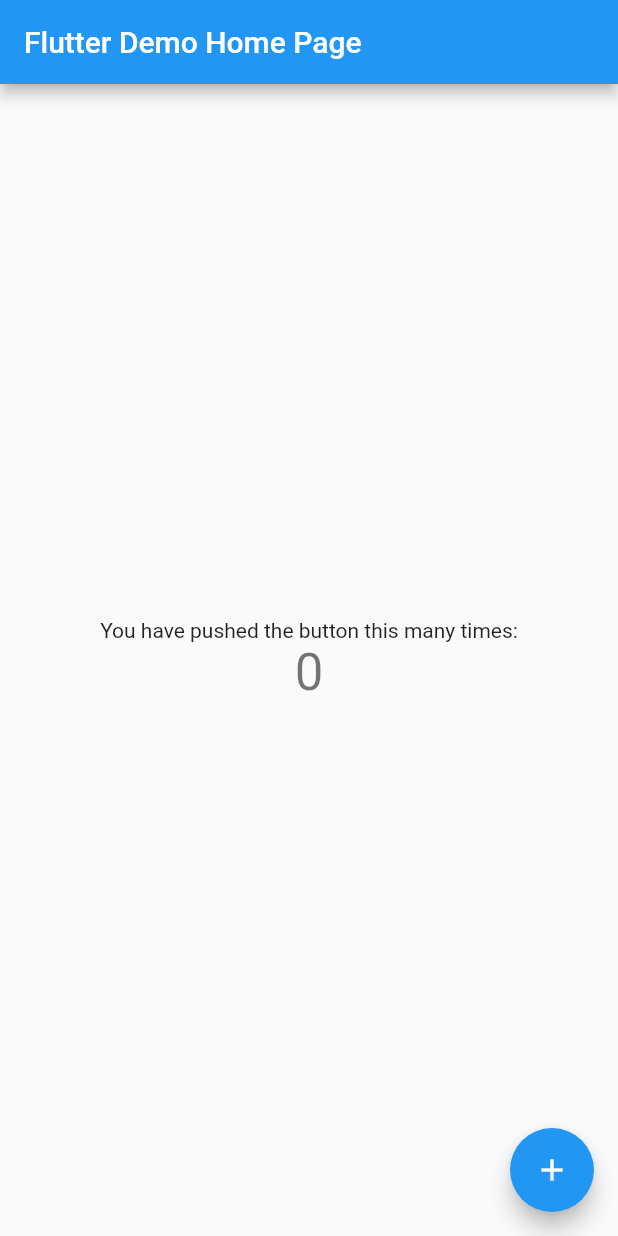
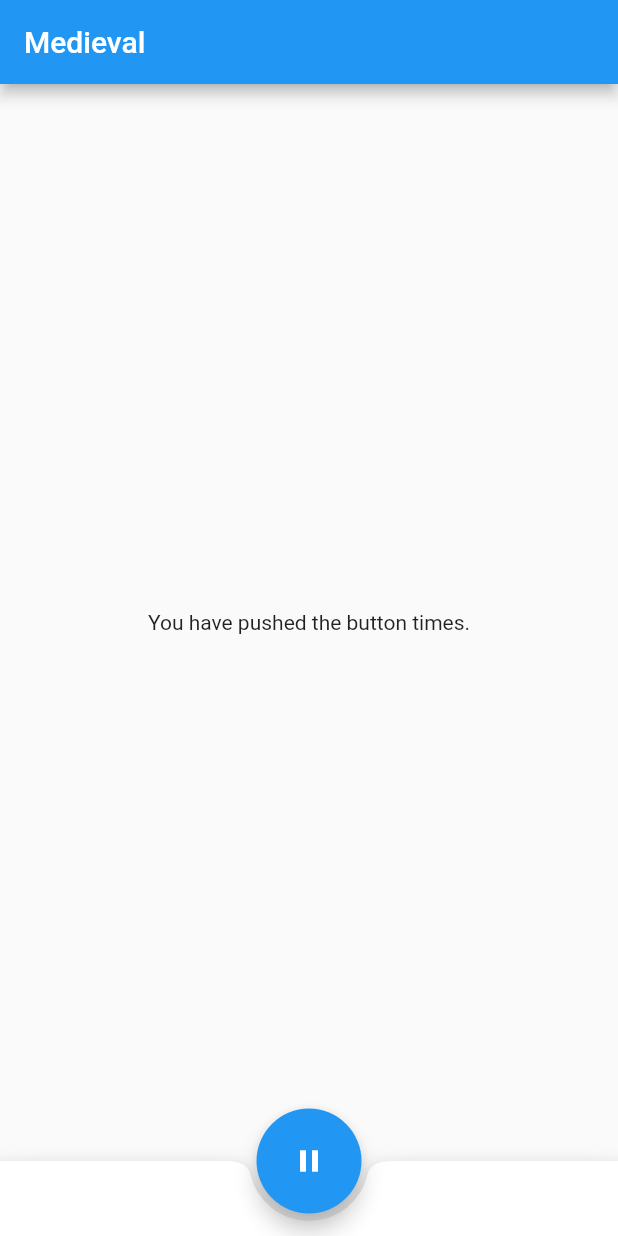
Before and after one commit to nicolaschartiot/medieval, a Flutter app: the screen it shows after launch, on a phone screen of 412 x 824 dp. Run offline on Flutter 3.47's test engine with Material 2 defaults, Android fonts, the phone set to English and light mode, and no system bars.

Commit message:
adds basic scaffold with FAB that changes icon

```diff
--- a/lib/main.dart
+++ b/lib/main.dart
@@ -3,109 +3,61 @@ import 'package:flutter/material.dart';
 void main() => runApp(MyApp());
 
 class MyApp extends StatelessWidget {
-  // This widget is the root of your application.
   @override
   Widget build(BuildContext context) {
     return MaterialApp(
-      title: 'Flutter Demo',
+      title: 'Medieval',
       theme: ThemeData(
-        // This is the theme of your application.
-        //
-        // Try running your application with "flutter run". You'll see the
-        // application has a blue toolbar. Then, without quitting the app, try
-        // changing the primarySwatch below to Colors.green and then invoke
-        // "hot reload" (press "r" in the console where you ran "flutter run",
-        // or simply save your changes to "hot reload" in a Flutter IDE).
-        // Notice that the counter didn't reset back to zero; the application
-        // is not restarted.
         primarySwatch: Colors.blue,
       ),
-      home: MyHomePage(title: 'Flutter Demo Home Page'),
+      home: HomeScreen(title: 'Medieval'),
     );
   }
 }
 
-class MyHomePage extends StatefulWidget {
-  MyHomePage({Key key, this.title}) : super(key: key);
+class HomeScreen extends StatefulWidget {
+  final String title;
+  HomeScreen({Key key, this.title}) : super(key: key);
 
-  // This widget is the home page of your application. It is stateful, meaning
-  // that it has a State object (defined below) that contains fields that affect
-  // how it looks.
-
-  // This class is the configuration for the state. It holds the values (in this
-  // case the title) provided by the parent (in this case the App widget) and
-  // used by the build method of the State. Fields in a Widget subclass are
-  // always marked "final".
-
-  final String title;
-
-  @override
-  _MyHomePageState createState() => _MyHomePageState();
+  _HomeScreenState createState() => _HomeScreenState();
 }
 
-class _MyHomePageState extends State<MyHomePage> {
-  int _counter = 0;
-
-  void _incrementCounter() {
-    setState(() {
-      // This call to setState tells the Flutter framework that something has
-      // changed in this State, which causes it to rerun the build method below
-      // so that the display can reflect the updated values. If we changed
-      // _counter without calling setState(), then the build method would not be
-      // called again, and so nothing would appear to happen.
-      _counter++;
-    });
-  }
+class _HomeScreenState extends State<HomeScreen> {
+  bool _playPause = false;
 
   @override
   Widget build(BuildContext context) {
-    // This method is rerun every time setState is called, for instance as done
-    // by the _incrementCounter method above.
-    //
-    // The Flutter framework has been optimized to make rerunning build methods
-    // fast, so that you can just rebuild anything that needs updating rather
-    // than having to individually change instances of widgets.
-    return Scaffold(
-      appBar: AppBar(
-        // Here we take the value from the MyHomePage object that was created by
-        // the App.build method, and use it to set our appbar title.
-        title: Text(widget.title),
+    return Container(
+      child: Scaffold(
+        appBar: AppBar(
+          title: Text('Medieval'),
+        ),
+        body: Center(
+          child: Text('You have pushed the button times.'),
+        ),
+        bottomNavigationBar: BottomAppBar(
+          shape: CircularNotchedRectangle(),
+          notchMargin: 5.0,
+          child: Container(
+            height: 50.0,
+          ),
+        ),
+        floatingActionButton: Container(
+          width: 70,
+          height: 70,
+          child: FloatingActionButton(
+            tooltip: 'Play / Pause',
+            child: (_playPause ? Icon(Icons.play_arrow) : Icon(Icons.pause)),
+            onPressed: () => {
+                  setState(() {
+                    _playPause = !_playPause;
+                  }),
+                  print(_playPause)
+                },
+          ),
+        ),
+        floatingActionButtonLocation: FloatingActionButtonLocation.centerDocked,
       ),
-      body: Center(
-        // Center is a layout widget. It takes a single child and positions it
-        // in the middle of the parent.
-        child: Column(
-          // Column is also layout widget. It takes a list of children and
-          // arranges them vertically. By default, it sizes itself to fit its
-          // children horizontally, and tries to be as tall as its parent.
-          //
-          // Invoke "debug painting" (press "p" in the console, choose the
-          // "Toggle Debug Paint" action from the Flutter Inspector in Android
-          // Studio, or the "Toggle Debug Paint" command in Visual Studio Code)
-          // to see the wireframe for each widget.
-          //
-          // Column has various properties to control how it sizes itself and
-          // how it positions its children. Here we use mainAxisAlignment to
-          // center the children vertically; the main axis here is the vertical
-          // axis because Columns are vertical (the cross axis would be
-          // horizontal).
-          mainAxisAlignment: MainAxisAlignment.center,
-          children: <Widget>[
-            Text(
-              'You have pushed the button this many times:',
-            ),
-            Text(
-              '$_counter',
-              style: Theme.of(context).textTheme.display1,
-            ),
-          ],
-        ),
-      ),
-      floatingActionButton: FloatingActionButton(
-        onPressed: _incrementCounter,
-        tooltip: 'Increment',
-        child: Icon(Icons.add),
-      ), // This trailing comma makes auto-formatting nicer for build methods.
     );
   }
 }
```
